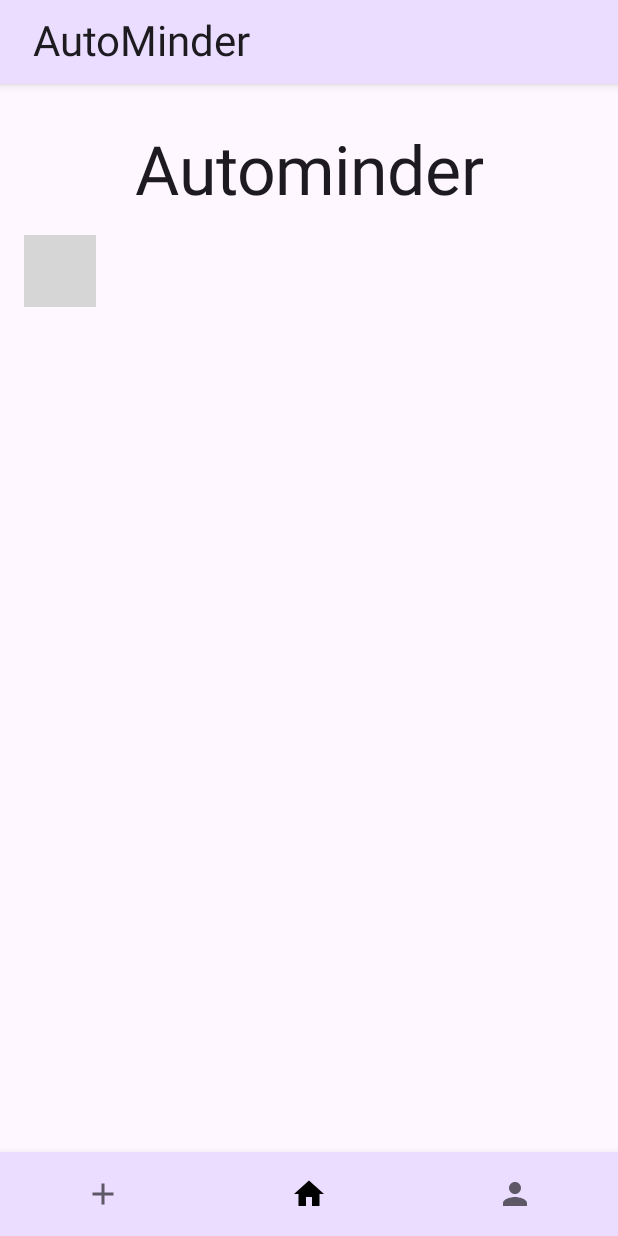
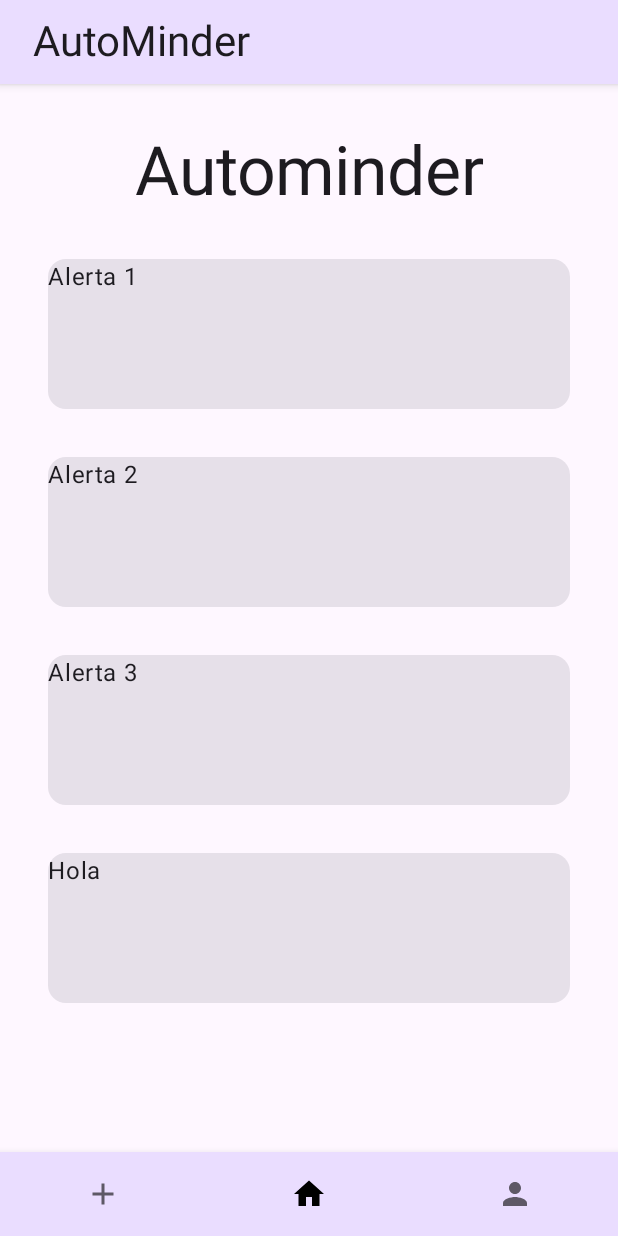
Before and after one commit to AutoMinder/BaseProyect, an Android app built with Jetpack Compose: the screen it shows after launch (MainActivity), on a phone screen of 412 x 824 dp. Run offline under Robolectric (Android 15) with nearby library versions, the phone set to English and light mode, and no system bars; our stand-ins replace livedata-compose; grey boxes are pictures that could not be loaded.

Commit message:
Add: ViewModel with dummy data

```diff
--- /dev/null
+++ b/AutoMinder/app/src/main/java/com/autominder/autominder/principalMenu/data/AlertsRepository.kt
@@ -0,0 +1,10 @@
+package com.autominder.autominder.principalMenu.data
+
+import androidx.lifecycle.LiveData
+import androidx.lifecycle.MutableLiveData
+
+class AlertsRepository() {
+    fun getAlerts(): LiveData<List<Alerts>> {
+        return MutableLiveData(alertsdummy)
+    }
+}
--- a/AutoMinder/app/src/main/java/com/autominder/autominder/principalMenu/data/dummydatamenu.kt
+++ b/AutoMinder/app/src/main/java/com/autominder/autominder/principalMenu/data/dummydatamenu.kt
@@ -7,4 +7,30 @@ val alertsdummy = listOf(Alerts(
     "Hora 1",
     "Tipo 1",
     "Estado 1"
-))
+),
+//Adding dummy alerts
+    Alerts(
+        "Alerta 2",
+        "Descripcion 2",
+        "Fecha 2",
+        "Hora 2",
+        "Tipo 2",
+        "Estado 2"
+    ),
+    Alerts(
+        "Alerta 3",
+        "Descripcion 3",
+        "Fecha 3",
+        "Hora 3",
+        "Tipo 3",
+        "Estado 3"
+    ),
+    Alerts(
+        "Hola",
+        "Descripcion 4",
+        "Fecha 4",
+        "Hora 4",
+        "Tipo 4",
+        "Estado 4"
+    ),
+    )
--- a/AutoMinder/app/src/main/java/com/autominder/autominder/principalMenu/ui/PrincipalMenuScreen.kt
+++ b/AutoMinder/app/src/main/java/com/autominder/autominder/principalMenu/ui/PrincipalMenuScreen.kt
@@ -7,46 +7,43 @@ import androidx.compose.foundation.layout.fillMaxWidth
 import androidx.compose.foundation.layout.height
 import androidx.compose.foundation.layout.padding
 import androidx.compose.foundation.lazy.LazyColumn
+import androidx.compose.foundation.lazy.items
 import androidx.compose.material3.Card
 import androidx.compose.material3.MaterialTheme
 import androidx.compose.material3.Text
 import androidx.compose.runtime.Composable
-import androidx.compose.runtime.getValue
+import androidx.compose.runtime.State
 import androidx.compose.runtime.livedata.observeAsState
 import androidx.compose.ui.Modifier
 import androidx.compose.ui.text.style.TextAlign
 import androidx.compose.ui.tooling.preview.Preview
 import androidx.compose.ui.unit.dp
 import com.autominder.autominder.principalMenu.data.Alerts
+import com.autominder.autominder.principalMenu.data.AlertsRepository
 import com.autominder.autominder.principalMenu.ui.PrincipalMenuViewModel
 
 @Composable
 @Preview(showBackground = true)
-fun PrincipalMenuScreen() {
-    val viewModel = PrincipalMenuViewModel()
-
+fun PrincipalMenuScreen(viewModel: PrincipalMenuViewModel = PrincipalMenuViewModel(alertsRepository = AlertsRepository())) {
     Box(
         Modifier
             .fillMaxSize()
             .padding(16.dp)
     ) {
         PrincipalMenu(viewModel)
-
     }
 }
 
 @Composable
 fun PrincipalMenu(viewModel: PrincipalMenuViewModel) {
-    val alerts: Alerts by viewModel.alerts
-
-
+    val alertListState = viewModel.alertsList.observeAsState(emptyList())
     Box(
         modifier = Modifier
             .fillMaxWidth()
     ) {
         Column() {
             AutominderHeader()
-            AlertsSection()
+            AlertsSection(alertListState)
         }
     }
 }
@@ -67,25 +64,36 @@ fun AutominderHeader() {
 * TODO: Add the "fetch" of the alerts from the database
 *  */
 @Composable
-fun AlertsSection(alerts: Alerts) {
+fun AlertsSection(alerts: State<List<Alerts>>) {
     LazyColumn(
         modifier = Modifier
             .fillMaxWidth()
     ) {
-        item {
-            AlertCard()
+        if (alerts.value.isEmpty()) {
+            item {
+                Text(
+                    text = "No alerts found",
+                    modifier = Modifier
+                        .fillMaxWidth()
+                        .padding(16.dp),
+
+                )
+            }
+        }
+        items(alerts.value) { alert ->
+            AlertCard(alert)
         }
     }
 }
 
 @Composable
-fun AlertCard() {
+fun AlertCard(alert: Alerts) {
     Card(
         modifier = Modifier
             .fillMaxWidth()
             .padding(16.dp)
             .height(100.dp)
     ) {
-
+        Text(text = alert.alertName)
     }
 }
--- a/AutoMinder/app/src/main/java/com/autominder/autominder/principalMenu/ui/PrincipalMenuViewModel.kt
+++ b/AutoMinder/app/src/main/java/com/autominder/autominder/principalMenu/ui/PrincipalMenuViewModel.kt
@@ -3,15 +3,26 @@ package com.autominder.autominder.principalMenu.ui
 import androidx.lifecycle.MutableLiveData
 import androidx.lifecycle.ViewModel
 import com.autominder.autominder.principalMenu.data.Alerts
+import com.autominder.autominder.principalMenu.data.AlertsRepository
 import com.autominder.autominder.principalMenu.data.alertsdummy
 
-class PrincipalMenuViewModel():ViewModel() {
-    private val _alerts = MutableLiveData<List<Alerts>>()
-    val alerts = _alerts
+class PrincipalMenuViewModel(private val alertsRepository: AlertsRepository) : ViewModel() {
+    val alertsList = MutableLiveData<List<Alerts>>()
     private val _isLoading = MutableLiveData<Boolean>()
     val isLoading = _isLoading
 
-    fun loadAlerts(){
+    init {
+        fetchAlerts()
+    }
+    private fun fetchAlerts() {
+        setLoading(true)
+        alertsRepository.getAlerts().observeForever {
+            alertsList.postValue(it)
+            setLoading(false)
+        }
+    }
 
+    private fun setLoading(loading: Boolean) {
+        _isLoading.value = loading
     }
 }
```
